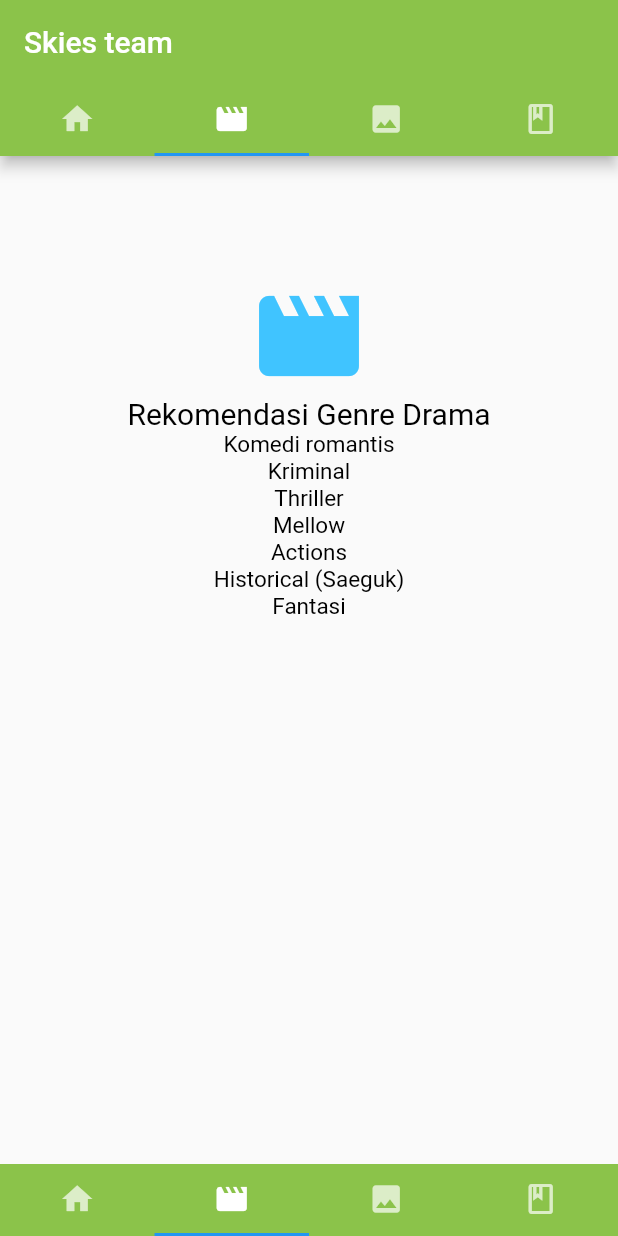
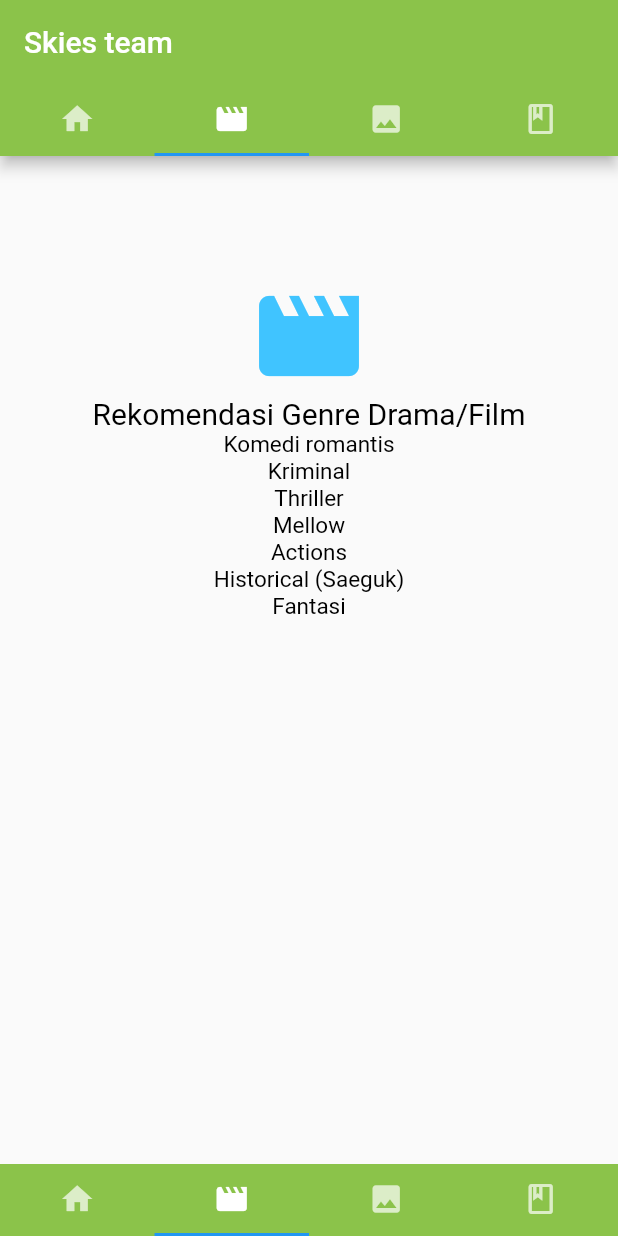
Before and after one commit to room2468/12-final-project-skies-team, a Flutter app: the screen it shows after launch, item 2 of the bottom bar chosen, on a phone screen of 412 x 824 dp. Run offline on Flutter 3.47's test engine with Material 2 defaults, Android fonts, the light colour scheme and no system bars; network calls fail.

Commit message:
genre update

```diff
--- a/lib/genre.dart
+++ b/lib/genre.dart
@@ -19,7 +19,7 @@ class Genre extends StatelessWidget {
               color: Colors.lightBlueAccent,
             ),
             new Text(
-              "Rekomendasi Genre Drama",
+              "Rekomendasi Genre Drama/Film",
               style: new TextStyle(fontSize: 20.0, color: Colors.black),
             ),
             new Text(
```
